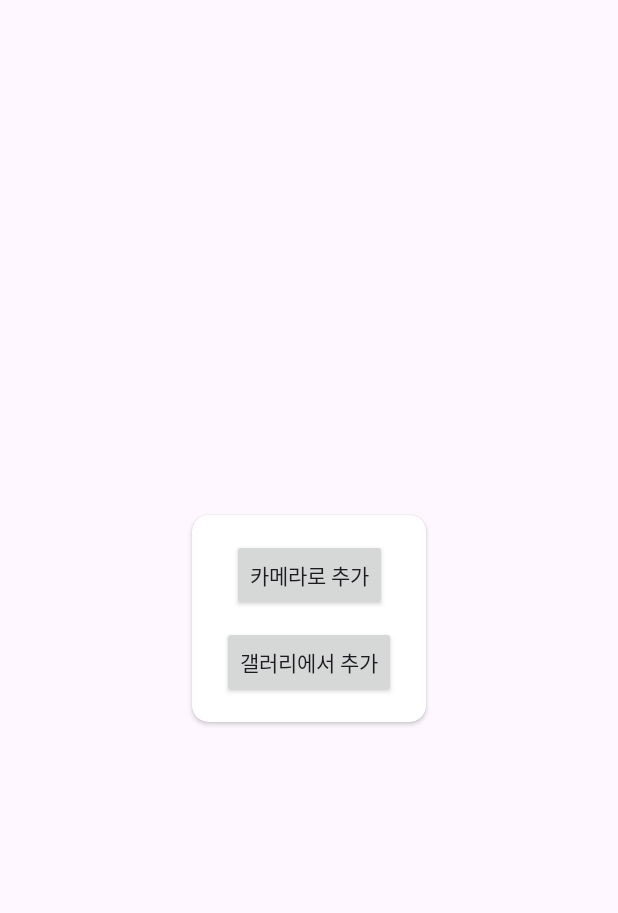
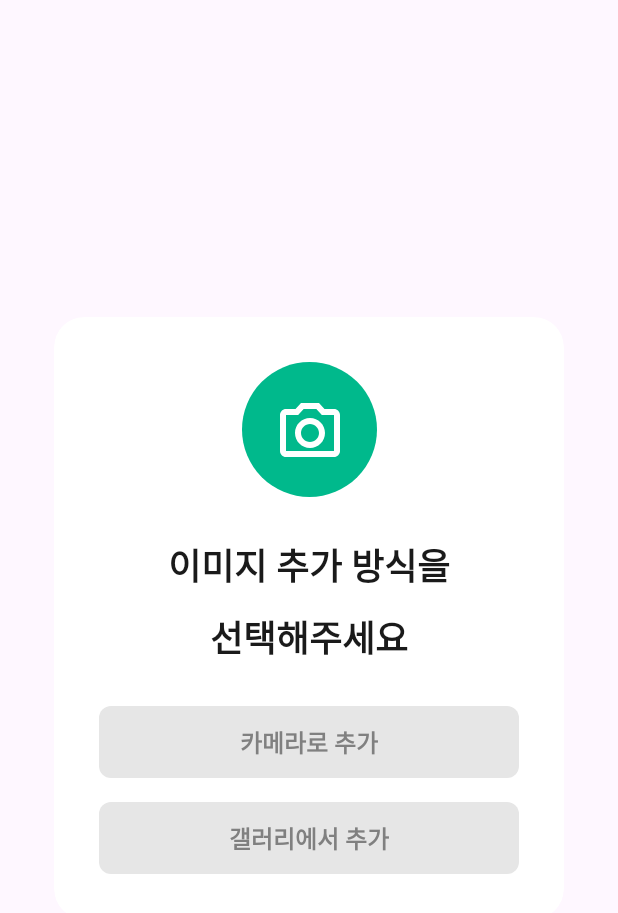
Before and after one commit to AnyDoc/Android, an Android app: the layout select_add_image_dialog.xml on its own in the app's theme, with its tools: preview values and no code run, on a phone screen of 412 x 824 dp. Shown: the top 913 px of the screen. Run offline under Robolectric (Android 15) with nearby library versions, the phone set to English and light mode, and no system bars.

Commit message:
#3 [UI] : 이미지 추가 다이얼로그 UI 수정

```diff
--- /dev/null
+++ b/app/src/main/res/drawable/ic_add_image_camera.xml
@@ -0,0 +1,9 @@
+<vector xmlns:android="http://schemas.android.com/apk/res/android"
+    android:width="48dp"
+    android:height="48dp"
+    android:viewportWidth="48"
+    android:viewportHeight="48">
+  <path
+      android:pathData="M28.24,10L31.9,14H40V38H8V14H16.1L19.76,10H28.24ZM30,6H18L14.34,10H8C5.8,10 4,11.8 4,14V38C4,40.2 5.8,42 8,42H40C42.2,42 44,40.2 44,38V14C44,11.8 42.2,10 40,10H33.66L30,6ZM24,20C27.3,20 30,22.7 30,26C30,29.3 27.3,32 24,32C20.7,32 18,29.3 18,26C18,22.7 20.7,20 24,20ZM24,16C18.48,16 14,20.48 14,26C14,31.52 18.48,36 24,36C29.52,36 34,31.52 34,26C34,20.48 29.52,16 24,16Z"
+      android:fillColor="#ffffff"/>
+</vector>
--- /dev/null
+++ b/app/src/main/res/drawable/shape_primary_10_fill_circle.xml
@@ -0,0 +1,8 @@
+<?xml version="1.0" encoding="utf-8"?>
+<shape xmlns:android="http://schemas.android.com/apk/res/android"
+    android:shape="oval">
+    <size
+        android:width="90dp"
+        android:height="90dp" />
+    <solid android:color="@color/anydoc_primary_10" />
+</shape>
--- a/app/src/main/res/layout/select_add_image_dialog.xml
+++ b/app/src/main/res/layout/select_add_image_dialog.xml
@@ -7,9 +7,12 @@
         android:layout_height="match_parent">
 
         <androidx.cardview.widget.CardView
-            android:layout_width="wrap_content"
+            android:layout_width="match_parent"
             android:layout_height="wrap_content"
-            app:cardCornerRadius="11dp"
+            android:layout_marginStart="36dp"
+            android:layout_marginEnd="36dp"
+            app:cardCornerRadius="20dp"
+            app:cardElevation="0dp"
             app:layout_constraintBottom_toBottomOf="parent"
             app:layout_constraintEnd_toEndOf="parent"
             app:layout_constraintStart_toStartOf="parent"
@@ -18,30 +21,61 @@
             <androidx.constraintlayout.widget.ConstraintLayout
                 android:layout_width="match_parent"
                 android:layout_height="match_parent"
-                android:layout_marginHorizontal="20dp"
+                android:layout_margin="30dp"
                 android:background="@color/anydoc_white">
 
-                <androidx.appcompat.widget.AppCompatButton
-                    android:id="@+id/btn_select_add_camera"
+                <ImageView
+                    android:id="@+id/iv_add_image_camera"
                     android:layout_width="wrap_content"
                     android:layout_height="wrap_content"
-                    android:layout_marginTop="16dp"
-                    android:text="@string/tv_add_image_camera"
+                    android:src="@drawable/shape_primary_10_fill_circle"
                     app:layout_constraintEnd_toEndOf="parent"
                     app:layout_constraintStart_toStartOf="parent"
                     app:layout_constraintTop_toTopOf="parent" />
 
-                <androidx.appcompat.widget.AppCompatButton
-                    android:id="@+id/btn_select_add_gallery"
+                <ImageView
                     android:layout_width="wrap_content"
                     android:layout_height="wrap_content"
-                    android:layout_marginTop="10dp"
-                    android:layout_marginBottom="16dp"
+                    android:src="@drawable/ic_add_image_camera"
+                    app:layout_constraintBottom_toBottomOf="@id/iv_add_image_camera"
+                    app:layout_constraintEnd_toEndOf="@id/iv_add_image_camera"
+                    app:layout_constraintStart_toStartOf="@id/iv_add_image_camera"
+                    app:layout_constraintTop_toTopOf="@id/iv_add_image_camera" />
+
+                <TextView
+                    android:id="@+id/tv_add_image"
+                    android:layout_width="wrap_content"
+                    android:layout_height="wrap_content"
+                    android:layout_marginTop="27dp"
+                    android:text="이미지 추가 방식을\n선택해주세요"
+                    android:textAlignment="center"
+                    android:textAppearance="@style/TextAppearance.AnyDoc.SemiBold.Title01"
+                    app:layout_constraintEnd_toEndOf="parent"
+                    app:layout_constraintStart_toStartOf="parent"
+                    app:layout_constraintTop_toBottomOf="@id/iv_add_image_camera" />
+
+                <androidx.appcompat.widget.AppCompatButton
+                    android:id="@+id/btn_add_image_camera"
+                    style="@style/AddImageButton"
+                    android:layout_width="0dp"
+                    android:layout_height="wrap_content"
+                    android:layout_marginTop="28dp"
+                    android:text="@string/tv_add_image_camera"
+                    app:layout_constraintEnd_toEndOf="parent"
+                    app:layout_constraintStart_toStartOf="parent"
+                    app:layout_constraintTop_toBottomOf="@id/tv_add_image" />
+
+                <androidx.appcompat.widget.AppCompatButton
+                    android:id="@+id/btn_add_image_gallery"
+                    style="@style/AddImageButton"
+                    android:layout_width="0dp"
+                    android:layout_height="wrap_content"
+                    android:layout_marginTop="16dp"
                     android:text="@string/tv_add_image_gallery"
                     app:layout_constraintBottom_toBottomOf="parent"
                     app:layout_constraintEnd_toEndOf="parent"
                     app:layout_constraintStart_toStartOf="parent"
-                    app:layout_constraintTop_toBottomOf="@+id/btn_select_add_camera" />
+                    app:layout_constraintTop_toBottomOf="@id/btn_add_image_camera" />
             </androidx.constraintlayout.widget.ConstraintLayout>
         </androidx.cardview.widget.CardView>
     </androidx.constraintlayout.widget.ConstraintLayout>
```
Also changed, not shown: app/src/main/res/drawable/shape_green_8_rect.xml (renamed from app/src/main/res/drawable/shape_green_fill_8_rect.xml).
